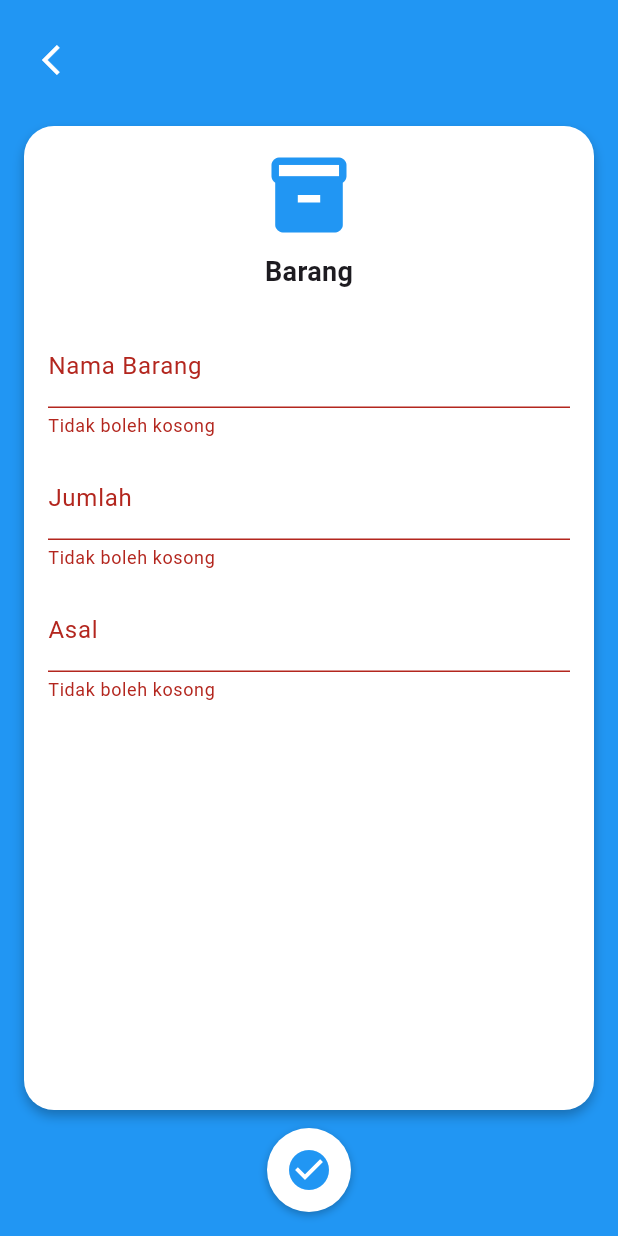
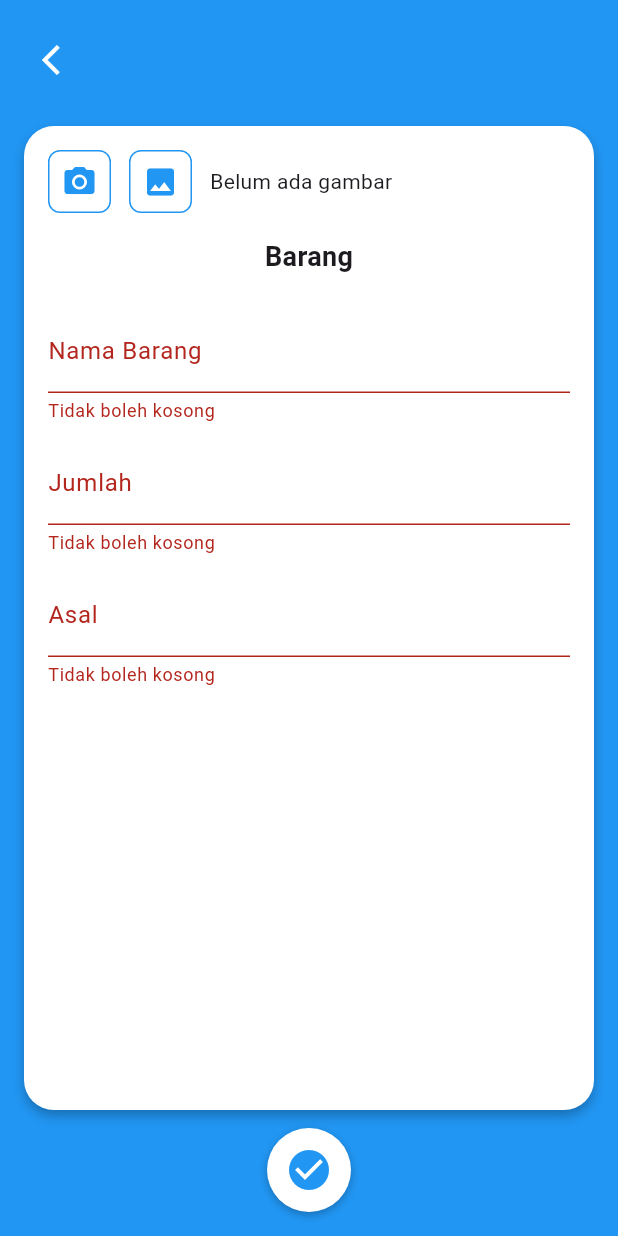
Before and after one commit to hafizhpebrian/kerjapraktek, a Flutter app: the EditBarang screen opened directly with empty values, after a tap on the "check circle" icon, on a phone screen of 412 x 824 dp. Run offline on Flutter 3.47's test engine with Material 3 defaults, Android fonts, the phone set to English and light mode, and no system bars; our stand-ins replace cloud_firestore, firebase_auth, firebase_core, image_picker; accounts and stored records are empty.

```diff
--- a/lib/screens/home_barang/edit_barang.dart
+++ b/lib/screens/home_barang/edit_barang.dart
@@ -1,15 +1,14 @@
+import 'dart:io';
 import 'package:flutter/material.dart';
 import 'package:cloud_firestore/cloud_firestore.dart';
+import 'package:inventaris/screens/tambah_barang/image_picker_barang.dart'; // Pastikan path sesuai struktur proyekmu
 
 class EditBarang extends StatefulWidget {
   final String documentId;
   final Map<String, dynamic> barang;
 
-  const EditBarang({
-    Key? key,
-    required this.documentId,
-    required this.barang,
-  }) : super(key: key);
+  const EditBarang({Key? key, required this.documentId, required this.barang})
+    : super(key: key);
 
   @override
   State<EditBarang> createState() => _EditBarangState();
@@ -22,22 +21,42 @@ class _EditBarangState extends State<EditBarang> {
   late TextEditingController _kelasController;
   late TextEditingController _jurusanController;
   late TextEditingController _penerbitController;
-  late TextEditingController _pemilikController;
   late TextEditingController _namaBarangController;
   late TextEditingController _asalController;
   late TextEditingController _jumlahController;
 
+  File? _imageFile;
+
   @override
   void initState() {
     super.initState();
-    _judulController = TextEditingController(text: widget.barang['judul']);
-    _kelasController = TextEditingController(text: widget.barang['kelas']);
-    _jurusanController = TextEditingController(text: widget.barang['jurusan']);
-    _penerbitController = TextEditingController(text: widget.barang['penerbit']);
-    _pemilikController = TextEditingController(text: widget.barang['pemilik']);
-    _namaBarangController = TextEditingController(text: widget.barang['namaBarang']);
-    _asalController = TextEditingController(text: widget.barang['asal']);
-    _jumlahController = TextEditingController(text: widget.barang['jumlah'].toString());
+    _judulController = TextEditingController(
+      text: widget.barang['judul'] ?? '',
+    );
+    _kelasController = TextEditingController(
+      text: widget.barang['kelas'] ?? '',
+    );
+    _jurusanController = TextEditingController(
+      text: widget.barang['jurusan'] ?? '',
+    );
+    _penerbitController = TextEditingController(
+      text: widget.barang['penerbit'] ?? '',
+    );
+    _namaBarangController = TextEditingController(
+      text: widget.barang['namaBarang'] ?? '',
+    );
+    _asalController = TextEditingController(text: widget.barang['asal'] ?? '');
+    _jumlahController = TextEditingController(
+      text: widget.barang['jumlah'].toString(),
+    );
+
+    // Inisialisasi gambar jika sudah ada sebelumnya
+    if (widget.barang['imagePath'] != null) {
+      final file = File(widget.barang['imagePath']);
+      if (file.existsSync()) {
+        _imageFile = file;
+      }
+    }
   }
 
   @override
@@ -46,7 +65,6 @@ class _EditBarangState extends State<EditBarang> {
     _kelasController.dispose();
     _jurusanController.dispose();
     _penerbitController.dispose();
-    _pemilikController.dispose();
     _namaBarangController.dispose();
     _asalController.dispose();
     _jumlahController.dispose();
@@ -57,6 +75,7 @@ class _EditBarangState extends State<EditBarang> {
     if (_formKey.currentState!.validate()) {
       final data = <String, dynamic>{
         'jumlah': int.tryParse(_jumlahController.text) ?? 0,
+        'imagePath': _imageFile?.path ?? widget.barang['imagePath'],
       };
 
       if (widget.barang['kategori'] == 'Buku') {
@@ -65,7 +84,7 @@ class _EditBarangState extends State<EditBarang> {
           'kelas': _kelasController.text,
           'jurusan': _jurusanController.text,
           'penerbit': _penerbitController.text,
-          'pemilik': _pemilikController.text,
+          'asal': _asalController.text,
         });
       } else {
         data.addAll({
@@ -79,14 +98,36 @@ class _EditBarangState extends State<EditBarang> {
           .doc(widget.documentId)
           .update(data);
 
+      if (!mounted) return;
       Navigator.pop(context);
     }
+  }
+
+  Widget _buildTextField(
+    TextEditingController controller,
+    String label, {
+    bool isNumber = false,
+  }) {
+    return Padding(
+      padding: const EdgeInsets.symmetric(vertical: 6),
+      child: TextFormField(
+        controller: controller,
+        keyboardType: isNumber ? TextInputType.number : TextInputType.text,
+        decoration: InputDecoration(
+          labelText: label,
+          border: const UnderlineInputBorder(),
+        ),
+        validator:
+            (value) =>
+                (value == null || value.isEmpty) ? 'Tidak boleh kosong' : null,
+      ),
+    );
   }
 
   @override
   Widget build(BuildContext context) {
     final isBuku = widget.barang['kategori'] == 'Buku';
-    final primaryColor = Colors.blue;
+    const primaryColor = Colors.blue;
 
     return Scaffold(
       backgroundColor: primaryColor,
@@ -123,14 +164,15 @@ class _EditBarangState extends State<EditBarang> {
                     key: _formKey,
                     child: ListView(
                       children: [
-                        Center(
-                          child: Icon(
-                            isBuku ? Icons.menu_book : Icons.inventory,
-                            size: 60,
-                            color: primaryColor,
-                          ),
+                        ImagePickerBarang(
+                          imageFile: _imageFile,
+                          onImageSelected: (file) {
+                            setState(() {
+                              _imageFile = file;
+                            });
+                          },
                         ),
-                        const SizedBox(height: 8),
+                        const SizedBox(height: 16),
                         Center(
                           child: Text(
                             isBuku ? "Buku" : "Barang",
@@ -141,17 +183,24 @@ class _EditBarangState extends State<EditBarang> {
                           ),
                         ),
                         const SizedBox(height: 16),
-
                         if (isBuku) ...[
                           _buildTextField(_judulController, 'Judul'),
-                          _buildTextField(_jumlahController, 'Jumlah', isNumber: true),
+                          _buildTextField(_penerbitController, 'Penerbit'),
                           _buildTextField(_kelasController, 'Kelas'),
                           _buildTextField(_jurusanController, 'Jurusan'),
-                          _buildTextField(_penerbitController, 'Penerbit'),
-                          _buildTextField(_pemilikController, 'Pemilik'),
+                          _buildTextField(
+                            _jumlahController,
+                            'Jumlah',
+                            isNumber: true,
+                          ),
+                          _buildTextField(_asalController, 'Asal'),
                         ] else ...[
                           _buildTextField(_namaBarangController, 'Nama Barang'),
-                          _buildTextField(_jumlahController, 'Jumlah', isNumber: true),
+                          _buildTextField(
+                            _jumlahController,
+                            'Jumlah',
+                            isNumber: true,
+                          ),
                           _buildTextField(_asalController, 'Asal'),
                         ],
                       ],
@@ -175,7 +224,11 @@ class _EditBarangState extends State<EditBarang> {
                       ),
                     ],
                   ),
-                  child: const Icon(Icons.check_circle, color: Colors.blue, size: 32),
+                  child: const Icon(
+                    Icons.check_circle,
+                    color: Colors.blue,
+                    size: 32,
+                  ),
                 ),
               ),
             ],
@@ -184,21 +237,4 @@ class _EditBarangState extends State<EditBarang> {
       ),
     );
   }
-
-  Widget _buildTextField(TextEditingController controller, String label,
-      {bool isNumber = false}) {
-    return Padding(
-      padding: const EdgeInsets.symmetric(vertical: 6),
-      child: TextFormField(
-        controller: controller,
-        keyboardType: isNumber ? TextInputType.number : TextInputType.text,
-        decoration: InputDecoration(
-          labelText: label,
-          border: const UnderlineInputBorder(),
-        ),
-        validator: (value) =>
-            (value == null || value.isEmpty) ? 'Tidak boleh kosong' : null,
-      ),
-    );
-  }
 }
--- a/lib/screens/home_barang/home_barang_screen.dart
+++ b/lib/screens/peminjaman/home_peminjaman_screen.dart
@@ -77,7 +77,7 @@ class _HomeBarangScreenState extends State<HomeBarangScreen> {
                           padding: const EdgeInsets.all(12),
                           constraints: const BoxConstraints(
                             minHeight: 0,
-                            maxHeight: 110,
+                            maxHeight: 130,
                           ),
                           decoration: BoxDecoration(
                             color: Colors.white,
--- a/lib/screens/profile/edit_profile.dart
+++ b/lib/screens/profile/edit_profile.dart
@@ -29,7 +29,7 @@ class _EditProfileScreenState extends State<EditProfileScreen> {
           await FirebaseFirestore.instance.collection('users').doc(uid).get();
       final data = doc.data();
       if (data != null) {
-      setState(() {
+        setState(() {
           _namaController.text = data['nama'] ?? '';
           _noHpController.text = data['no_hp'] ?? '';
         });
```
